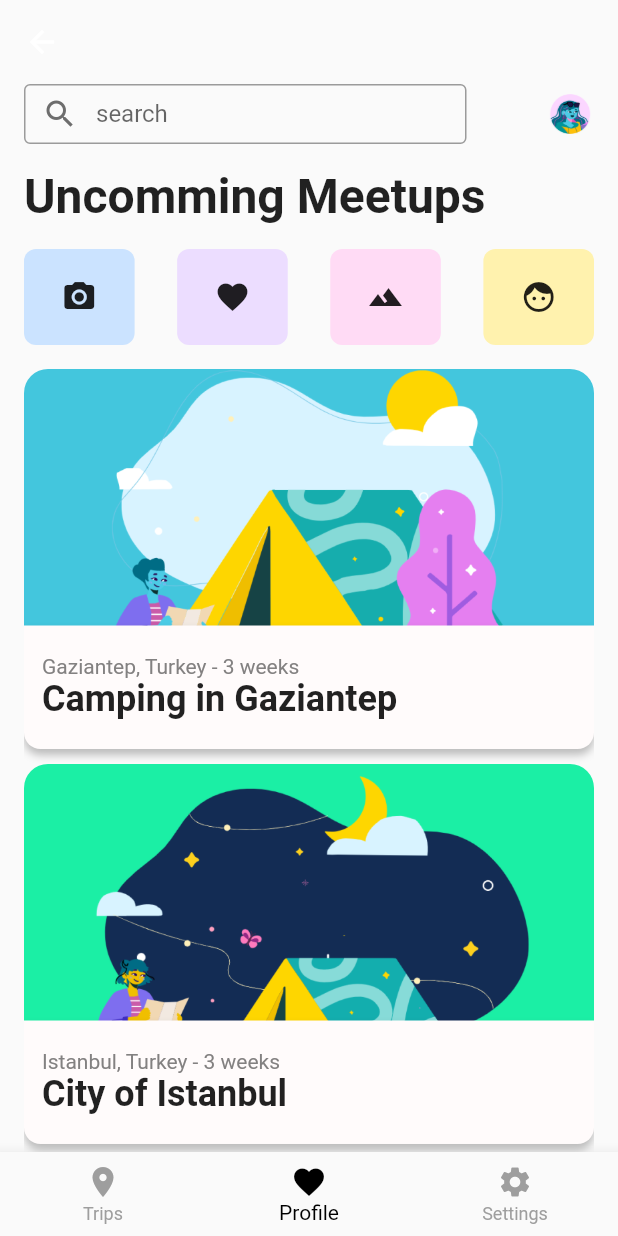
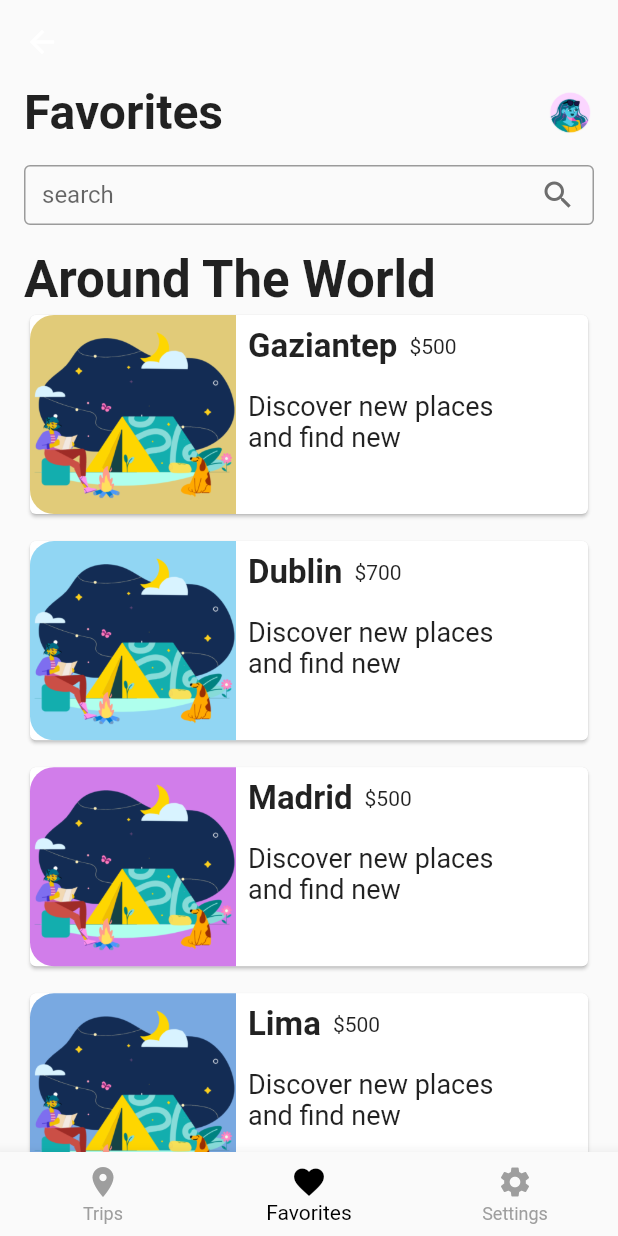
Before and after one commit to ahmetozkanio/travel-app-flutter, a Flutter app: the HomeView screen opened directly, swiped to page 2, on a phone screen of 412 x 824 dp. Run offline on Flutter 3.47's test engine with Material 2 defaults, Android fonts, the phone set to English and light mode, and no system bars; our stand-ins replace dots_indicator, get.

Commit message:
app finished

```diff
--- /dev/null
+++ b/lib/src/favorites/model/favorites_model.dart
@@ -0,0 +1,23 @@
+import 'package:flutter/material.dart';
+
+class FavoritesModel {
+  String city;
+  String content;
+  String price;
+  String image;
+  var bgColor;
+  FavoritesModel(this.city, this.content, this.price, this.image, this.bgColor);
+}
+
+List<FavoritesModel> favoritesCardList = [
+  FavoritesModel("Gaziantep", "Discover new places and find new adventures. ",
+      "\$500", "assets/campfire.png", Color.fromARGB(255, 225, 203, 121)),
+  FavoritesModel("Dublin", "Discover new places and find new adventures. ",
+      "\$700", "assets/campfire.png", Color.fromARGB(255, 145, 214, 243)),
+  FavoritesModel("Madrid", "Discover new places and find new adventures. ",
+      "\$500", "assets/campfire.png", Color.fromARGB(255, 209, 125, 234)),
+  FavoritesModel("Lima", "Discover new places and find new adventures. ",
+      "\$500", "assets/campfire.png", Color.fromARGB(255, 121, 169, 225)),
+  FavoritesModel("L.A.", "Discover new places and find new adventures. ",
+      "\$500", "assets/campfire.png", Color.fromARGB(255, 119, 240, 226)),
+];
--- /dev/null
+++ b/lib/src/favorites/view/favorites_view.dart
@@ -0,0 +1,151 @@
+import 'package:flutter/material.dart';
+import 'package:travel_app/src/favorites/model/favorites_model.dart';
+
+class FavoritesView extends StatelessWidget {
+  const FavoritesView({Key? key}) : super(key: key);
+
+  @override
+  Widget build(BuildContext context) {
+    return Scaffold(
+      // appBar: AppBar(
+      //   elevation: 0.0,
+      //   backgroundColor: Colors.transparent,
+      // ),
+      body: SafeArea(
+          child: Padding(
+        padding: const EdgeInsets.symmetric(horizontal: 16.0),
+        child: CustomScrollView(shrinkWrap: true, slivers: [
+          SliverToBoxAdapter(
+            child: Row(
+              mainAxisAlignment: MainAxisAlignment.spaceBetween,
+              children: [
+                Text(
+                  "Favorites",
+                  style: TextStyle(fontSize: 32.0, fontWeight: FontWeight.bold),
+                ),
+                Image.asset(
+                  "assets/avatar.png",
+                  width: 32.0,
+                  height: 32.0,
+                )
+              ],
+            ),
+          ),
+          SliverToBoxAdapter(
+            child: SizedBox(
+              height: 16.0,
+            ),
+          ),
+          SliverToBoxAdapter(
+            child: Container(
+              width: 295,
+              height: 40,
+              child: TextFormField(
+                textAlignVertical: TextAlignVertical.bottom,
+                cursorColor: Colors.black,
+                decoration: InputDecoration(
+                  suffixIcon: Icon(
+                    Icons.search,
+                    color: Color.fromARGB(255, 109, 109, 109),
+                  ),
+                  hintText: "search",
+                  focusedBorder: OutlineInputBorder(),
+                  border: OutlineInputBorder(
+                    borderSide: const BorderSide(color: Colors.black),
+                  ),
+                ),
+              ),
+            ),
+          ),
+          SliverToBoxAdapter(
+            child: SizedBox(
+              height: 16.0,
+            ),
+          ),
+          SliverToBoxAdapter(
+            child: Text(
+              "Around The World",
+              style: TextStyle(fontSize: 34.0, fontWeight: FontWeight.bold),
+            ),
+          ),
+          SliverGrid(
+            gridDelegate: const SliverGridDelegateWithMaxCrossAxisExtent(
+              maxCrossAxisExtent: 385.0,
+              mainAxisSpacing: 10.0,
+              crossAxisSpacing: 10.0,
+              childAspectRatio: 2.7,
+            ),
+            delegate: SliverChildBuilderDelegate(
+              (BuildContext context, int index) {
+                return favoritesCityCard(context, index);
+              },
+              childCount: favoritesCardList.length,
+            ),
+          )
+        ]),
+      )),
+    );
+  }
+}
+
+Widget favoritesCityCard(context, index) {
+  return Card(
+    child: Row(
+      children: [
+        Container(
+          width: MediaQuery.of(context).size.width / 3,
+          decoration: BoxDecoration(
+            color: favoritesCardList[index].bgColor,
+            borderRadius: const BorderRadius.only(
+              topLeft: Radius.circular(16),
+              bottomLeft: Radius.circular(16),
+            ),
+            image: DecorationImage(
+              image: AssetImage(
+                favoritesCardList[index].image,
+              ),
+              fit: BoxFit.contain,
+            ),
+          ),
+        ),
+        Container(
+          padding: EdgeInsets.all(8.0),
+          child: Column(
+            crossAxisAlignment: CrossAxisAlignment.start,
+            children: [
+              Row(
+                mainAxisAlignment: MainAxisAlignment.spaceEvenly,
+                children: [
+                  Text(
+                    favoritesCardList[index].city,
+                    style:
+                        TextStyle(fontSize: 22.0, fontWeight: FontWeight.bold),
+                  ),
+                  SizedBox(
+                    width: 8.0,
+                  ),
+                  Text(
+                    favoritesCardList[index].price,
+                  )
+                ],
+              ),
+              SizedBox(
+                height: 16.0,
+              ),
+              Container(
+                width: MediaQuery.of(context).size.width / 2.2,
+                child: Text(
+                  overflow: TextOverflow.clip,
+                  maxLines: 2,
+                  softWrap: true,
+                  favoritesCardList[index].content,
+                  style: TextStyle(fontSize: 18.0),
+                ),
+              ),
+            ],
+          ),
+        )
+      ],
+    ),
+  );
+}
--- a/lib/src/home/actions/bottom_nav/bottom_nav_view.dart
+++ b/lib/src/home/actions/bottom_nav/bottom_nav_view.dart
@@ -2,8 +2,10 @@ import 'package:flutter/material.dart';
 import 'package:travel_app/src/home/controller/home_view_controller.dart';
 import 'package:travel_app/src/trips/view/trips_view.dart';
 
+import '../../../favorites/view/favorites_view.dart';
+
 bottomNavPages(context) {
-  return [TripsView(), TripsView(), TripsView()];
+  return [TripsView(), FavoritesView(), TripsView()];
 }
 
 BottomNavigationBar bottomNavBar(HomeViewController homeViewController) {
@@ -14,7 +16,7 @@ BottomNavigationBar bottomNavBar(HomeViewController homeViewController) {
       selectedItemColor: Colors.black,
       items: [
         BottomNavigationBarItem(label: "Trips", icon: Icon(Icons.location_on)),
-        BottomNavigationBarItem(label: "Profile", icon: Icon(Icons.favorite)),
+        BottomNavigationBarItem(label: "Favorites", icon: Icon(Icons.favorite)),
         BottomNavigationBarItem(label: "Settings", icon: Icon(Icons.settings)),
       ]);
 }
```
